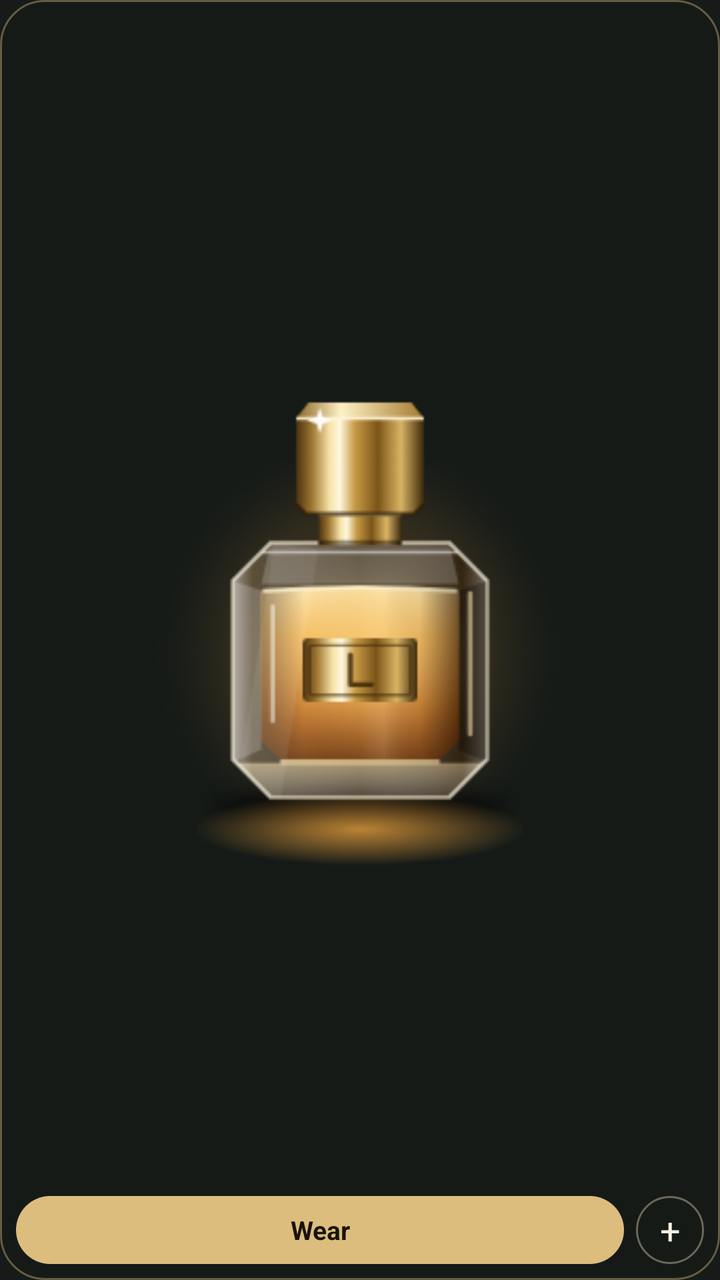
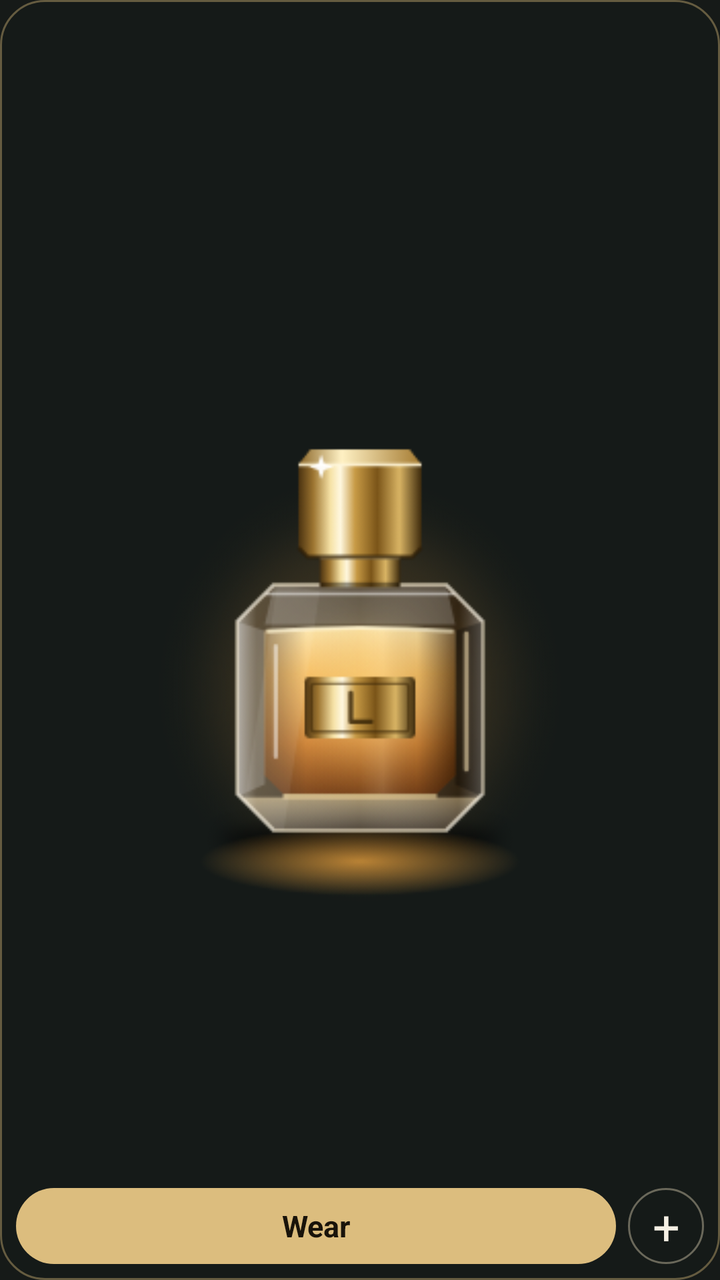

An Android layout rendered at two revisions. The XML below is the earlier revision; the diff shows what the commit changed to produce the second picture.
<!-- AndroidManifest.xml: application theme Theme.Lux -->
<!-- res/layout/widget_log.xml -->
<?xml version="1.0" encoding="utf-8"?>
<FrameLayout xmlns:android="http://schemas.android.com/apk/res/android"
    android:id="@+id/w_root"
    android:layout_width="match_parent"
    android:layout_height="match_parent"
    android:background="@drawable/widget_bg"
    android:padding="8dp">

    <ImageView
        android:id="@+id/w_img"
        android:layout_width="match_parent"
        android:layout_height="match_parent"
        android:layout_marginBottom="40dp"
        android:scaleType="fitCenter"
        android:src="@mipmap/ic_launcher_foreground" />

    <TextView
        android:id="@+id/w_done"
        android:layout_width="24dp"
        android:layout_height="24dp"
        android:layout_gravity="top|end"
        android:background="@drawable/widget_btn"
        android:gravity="center"
        android:text="✓"
        android:textColor="#19130A"
        android:textSize="13sp"
        android:textStyle="bold"
        android:visibility="gone" />

    <LinearLayout
        android:layout_width="match_parent"
        android:layout_height="34dp"
        android:layout_gravity="bottom"
        android:orientation="horizontal">

        <TextView
            android:id="@+id/w_wear"
            android:layout_width="0dp"
            android:layout_height="match_parent"
            android:layout_weight="1"
            android:background="@drawable/widget_btn"
            android:gravity="center"
            android:maxLines="1"
            android:text="Wear"
            android:textColor="#19130A"
            android:textSize="13sp"
            android:textStyle="bold" />

        <TextView
            android:id="@+id/w_other"
            android:layout_width="34dp"
            android:layout_height="match_parent"
            android:layout_marginLeft="6dp"
            android:background="@drawable/widget_btn_ghost"
            android:gravity="center"
            android:text="+"
            android:textColor="#F5F0E4"
            android:textSize="18sp" />
    </LinearLayout>
</FrameLayout>
<!-- resources referenced by this layout -->
<resources>
  <!-- drawable widget_bg (drawable) -->
  <?xml version="1.0" encoding="utf-8"?>
  <shape xmlns:android="http://schemas.android.com/apk/res/android" android:shape="rectangle">
      <solid android:color="#F0161A18" />
      <stroke android:width="1dp" android:color="#66DCBD7E" />
      <corners android:radius="22dp" />
  </shape>
  <!-- drawable widget_btn (drawable) -->
  <?xml version="1.0" encoding="utf-8"?>
  <shape xmlns:android="http://schemas.android.com/apk/res/android" android:shape="rectangle">
      <solid android:color="#DCBD7E" />
      <corners android:radius="999dp" />
  </shape>
  <!-- drawable widget_btn_ghost (drawable) -->
  <?xml version="1.0" encoding="utf-8"?>
  <shape xmlns:android="http://schemas.android.com/apk/res/android" android:shape="rectangle">
      <solid android:color="#00000000" />
      <stroke android:width="1dp" android:color="#66E8DCBE" />
      <corners android:radius="999dp" />
  </shape>
  <!-- mipmap ic_launcher_foreground: png bitmap (mipmap-hdpi, 16877 bytes) -->
  <style name="Theme.Lux" parent="android:Theme.Material.NoActionBar">
          <item name="android:windowBackground">@color/bg</item>
          <item name="android:statusBarColor">@color/bg</item>
          <item name="android:navigationBarColor">@color/bg</item>
      </style>
  <color name="bg">#161A18</color>
</resources>

<!-- the commit's change to res/layout/widget_log.xml (unified diff, before → after) -->
@@ -10,7 +10,8 @@
         android:id="@+id/w_img"
         android:layout_width="match_parent"
         android:layout_height="match_parent"
-        android:layout_marginBottom="40dp"
+        android:layout_margin="6dp"
+        android:layout_marginBottom="46dp"
         android:scaleType="fitCenter"
         android:src="@mipmap/ic_launcher_foreground" />
 
@@ -29,7 +30,7 @@
 
     <LinearLayout
         android:layout_width="match_parent"
-        android:layout_height="34dp"
+        android:layout_height="38dp"
         android:layout_gravity="bottom"
         android:orientation="horizontal">
 
@@ -43,18 +44,18 @@
             android:maxLines="1"
             android:text="Wear"
             android:textColor="#19130A"
-            android:textSize="13sp"
+            android:textSize="15sp"
             android:textStyle="bold" />
 
         <TextView
             android:id="@+id/w_other"
-            android:layout_width="34dp"
+            android:layout_width="38dp"
             android:layout_height="match_parent"
             android:layout_marginLeft="6dp"
             android:background="@drawable/widget_btn_ghost"
             android:gravity="center"
             android:text="+"
             android:textColor="#F5F0E4"
-            android:textSize="18sp" />
+            android:textSize="24sp" />
     </LinearLayout>
 </FrameLayout>
<!-- resource entries referenced after the edit -->
@@ -3,7 +3,7 @@
   <!-- drawable widget_bg (drawable) -->
   <?xml version="1.0" encoding="utf-8"?>
   <shape xmlns:android="http://schemas.android.com/apk/res/android" android:shape="rectangle">
-      <solid android:color="#F0161A18" />
+      <solid android:color="#D9161A18" />
       <stroke android:width="1dp" android:color="#66DCBD7E" />
       <corners android:radius="22dp" />
   </shape>
